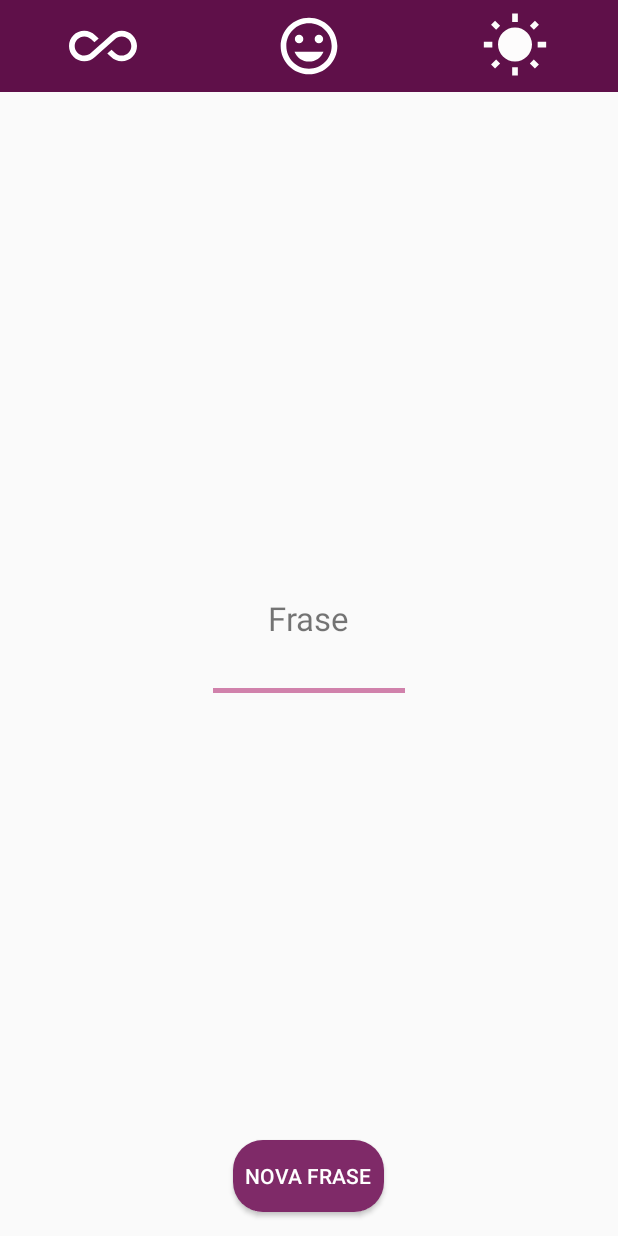
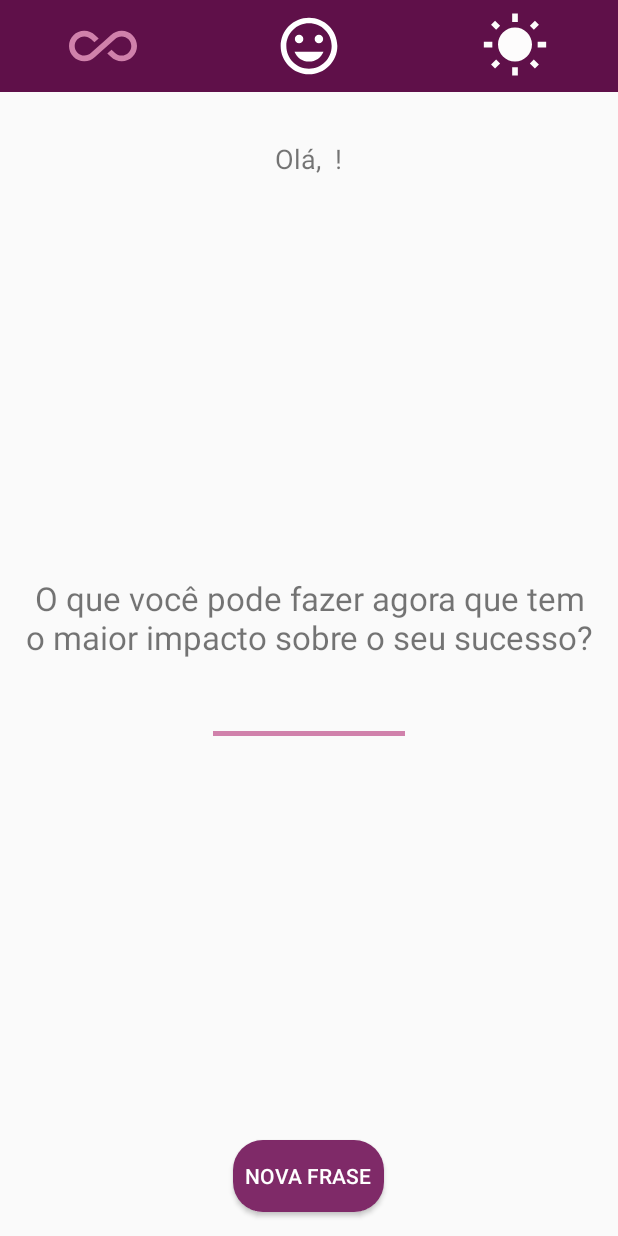
Before and after one commit to Lucas-Chaves/MonoRepo-BasicAndroidProjects, an Android app: the MainActivity screen opened directly, with no data from a screen before it, on a phone screen of 412 x 824 dp. Run offline under Robolectric (Android 15) with nearby library versions, the phone set to English and light mode, and no system bars.

Commit message:
finish app and translation

```diff
--- /dev/null
+++ b/Motivation/app/src/main/java/br/com/lucas/motivation/repository/Mock.kt
@@ -0,0 +1,38 @@
+package br.com.lucas.motivation.repository
+
+import br.com.lucas.motivation.infra.MotivationConstants
+import kotlin.random.Random as Random
+
+data class Phrase(val description: String, val category: Int)
+
+
+class Mock {
+
+
+    private val ALL = MotivationConstants.PHRASEFILTER.ALL
+    private val HAPPY = MotivationConstants.PHRASEFILTER.HAPPY
+    private val MORNING = MotivationConstants.PHRASEFILTER.MORNING
+
+
+    private val mListPhrases: List<Phrase> = listOf(
+        Phrase("Não sabendo que era impossível, foi lá e fez.", HAPPY),
+        Phrase("Você não é derrotado quando perde, você é derrotado quando desiste!", HAPPY),
+        Phrase("Quando está mais escuro, vemos mais estrelas!", HAPPY),
+        Phrase("Insanidade é fazer sempre a mesma coisa e esperar um resultado diferente.", HAPPY),
+        Phrase("Não pare quando estiver cansado, pare quando tiver terminado.", HAPPY),
+        Phrase("O que você pode fazer agora que tem o maior impacto sobre o seu sucesso?", HAPPY),
+        Phrase("A melhor maneira de prever o futuro é inventá-lo.", MORNING),
+        Phrase("Você perde todas as chances que você não aproveita.", MORNING),
+        Phrase("Fracasso é o condimento que dá sabor ao sucesso.", MORNING),
+        Phrase(" Enquanto não estivermos comprometidos, haverá hesitação!", MORNING),
+        Phrase("Se você não sabe onde quer ir, qualquer caminho serve.", MORNING),
+        Phrase("Se você acredita, faz toda a diferença.", MORNING),
+        Phrase("Riscos devem ser corridos, porque o maior perigo é não arriscar nada!", MORNING)
+    )
+
+    fun getPhrase(categoryId: Int): String {
+        val filtered = mListPhrases.filter { (it.category == categoryId || categoryId == ALL) }
+        val random = Random.nextInt(filtered.size)
+        return filtered[random].description
+    }
+}
--- a/Motivation/app/src/main/java/br/com/lucas/motivation/ui/MainActivity.kt
+++ b/Motivation/app/src/main/java/br/com/lucas/motivation/ui/MainActivity.kt
@@ -1,18 +1,23 @@
 package br.com.lucas.motivation.ui
 
-import android.app.Activity
+import android.annotation.SuppressLint
 import androidx.appcompat.app.AppCompatActivity
 import android.os.Bundle
+import android.view.View
+import br.com.lucas.motivation.R
 import br.com.lucas.motivation.databinding.ActivityMainBinding
 import br.com.lucas.motivation.infra.MotivationConstants
 import br.com.lucas.motivation.infra.SecurityPreferences
+import br.com.lucas.motivation.repository.Mock
 
-class MainActivity : AppCompatActivity() {
+class MainActivity : AppCompatActivity(), View.OnClickListener {
 
     private lateinit var binding: ActivityMainBinding
     private lateinit var mSecurityPreferences: SecurityPreferences
+    private var mphraseFilter: Int = MotivationConstants.PHRASEFILTER.ALL
 
 
+    @SuppressLint("SetTextI18n")
     override fun onCreate(savedInstanceState: Bundle?) {
         super.onCreate(savedInstanceState)
         binding = ActivityMainBinding.inflate(layoutInflater)
@@ -24,9 +29,57 @@ class MainActivity : AppCompatActivity() {
         }
 
         mSecurityPreferences = SecurityPreferences(this)
-        binding.txtName.text = mSecurityPreferences.getString(MotivationConstants.KEY.PERSON_NAME)
+        val name = mSecurityPreferences.getString(MotivationConstants.KEY.PERSON_NAME)
+        binding.txtName.text = resources.getString(R.string.hello, name)
 
+        //logica initial de selecao
+        binding.imgAll.setColorFilter(resources.getColor(R.color.colorAccent))
+        handleNewPhrase()
+
+
+        binding.btnNewPhrase.setOnClickListener(this)
+        binding.imgAll.setOnClickListener(this)
+        binding.imgHappy.setOnClickListener(this)
+        binding.imgMorning.setOnClickListener(this)
 
     }
 
+    override fun onClick(view: View) {
+        val id = view.id
+        val listFilter = listOf(R.id.imgAll, R.id.imgHappy, R.id.imgMorning)
+
+        if (id == R.id.btnNewPhrase) {
+            handleNewPhrase()
+        } else if (id in listFilter) {
+            handleFilter(id)
+        }
+    }
+
+    private fun handleFilter(id: Int) {
+
+        binding.imgAll.setColorFilter(resources.getColor(R.color.white))
+        binding.imgHappy.setColorFilter(resources.getColor(R.color.white))
+        binding.imgMorning.setColorFilter(resources.getColor(R.color.white))
+
+        when (id) {
+            R.id.imgAll -> {
+                binding.imgAll.setColorFilter(resources.getColor(R.color.colorAccent))
+                mphraseFilter = MotivationConstants.PHRASEFILTER.ALL
+            }
+            R.id.imgHappy -> {
+                binding.imgHappy.setColorFilter(resources.getColor(R.color.colorAccent))
+                mphraseFilter = MotivationConstants.PHRASEFILTER.HAPPY
+            }
+            R.id.imgMorning -> {
+                binding.imgMorning.setColorFilter(resources.getColor(R.color.colorAccent))
+                mphraseFilter = MotivationConstants.PHRASEFILTER.MORNING
+            }
+        }
+    }
+
+    private fun handleNewPhrase() {
+        val phrase = Mock().getPhrase(mphraseFilter)
+        binding.txtPhrase.text = phrase
+    }
+
 }
--- a/Motivation/app/src/main/res/drawable/bnt_rounded.xml
+++ b/Motivation/app/src/main/res/drawable/bnt_rounded.xml
@@ -1,5 +1,5 @@
 <?xml version="1.0" encoding="utf-8"?>
 <shape xmlns:android="http://schemas.android.com/apk/res/android">
     <corners android:radius="20dp" />
-    <solid android:color="@color/colorAccent" />
+    <solid android:color="@color/colorPrimary" />
 </shape>
--- /dev/null
+++ b/Motivation/app/src/main/res/drawable/ripple_btn.xml
@@ -0,0 +1,5 @@
+<?xml version="1.0" encoding="utf-8"?>
+<ripple xmlns:android="http://schemas.android.com/apk/res/android"
+    android:color="@color/colorAccent">
+    <item android:drawable="@drawable/bnt_rounded" />
+</ripple>
--- a/Motivation/app/src/main/res/layout/activity_main.xml
+++ b/Motivation/app/src/main/res/layout/activity_main.xml
@@ -54,7 +54,7 @@
         android:layout_below="@id/linearMenu"
         android:layout_centerHorizontal="true"
         android:layout_marginTop="32dp"
-        android:text="Hello World"
+        android:text=""
         android:textSize="18sp" />
 
     <TextView
@@ -64,16 +64,18 @@
         android:layout_centerHorizontal="true"
         android:layout_centerVertical="true"
         android:layout_marginTop="32dp"
-        android:text="Frase"
+        android:padding="16dp"
+        android:text=""
+        android:textAlignment="center"
         android:textSize="22sp" />
 
     <View
         android:layout_width="128dp"
         android:layout_height="3dp"
         android:layout_below="@id/txtPhrase"
+        android:layout_centerHorizontal="true"
         android:layout_marginTop="32dp"
-        android:background="@color/colorAccent"
-        android:layout_centerHorizontal="true" />
+        android:background="@color/colorAccent" />
 
     <Button
         android:id="@+id/btnNewPhrase"
@@ -82,11 +84,11 @@
         android:layout_alignParentBottom="true"
         android:layout_centerHorizontal="true"
         android:layout_marginBottom="16dp"
+        android:background="@drawable/ripple_btn"
+        android:backgroundTint="@color/colorPrimary"
         android:padding="8dp"
-        android:backgroundTint="@color/colorPrimary"
-        android:textColor="@color/white"
-        android:background="@drawable/bnt_rounded"
-        android:text="Nova frase"/>
+        android:text="@string/new_phrase"
+        android:textColor="@color/white" />
 
 
 </RelativeLayout>
--- a/Motivation/app/src/main/res/values/strings.xml
+++ b/Motivation/app/src/main/res/values/strings.xml
@@ -7,4 +7,6 @@
     <string name="infinite">infinite</string>
     <string name="happy">happy</string>
     <string name="sun">sun</string>
+    <string name="new_phrase">Nova frase</string>
+    <string name="hello">Olá,  %1$s !</string>
 </resources>
```
Also changed, not shown: Motivation/app/src/main/java/br/com/lucas/motivation/infra/MotivationConstants.kt (+7 -1 lines), Motivation/app/src/main/java/br/com/lucas/motivation/ui/SplashActivity.kt (+11 -0 lines), 2 other files.
